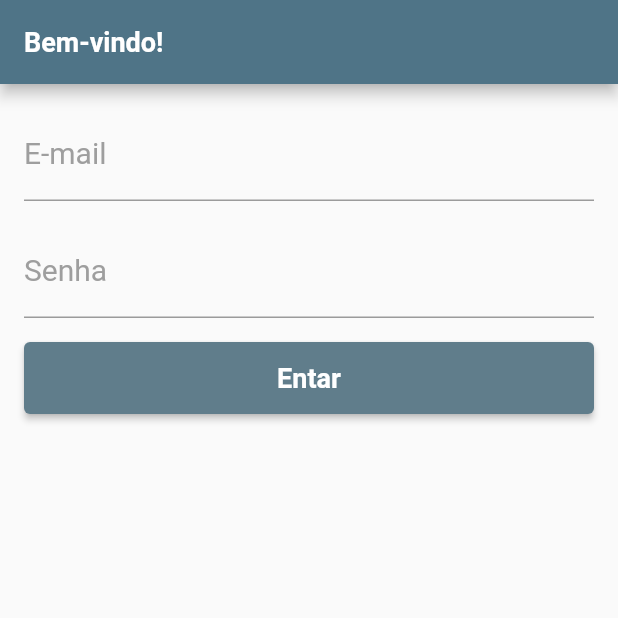
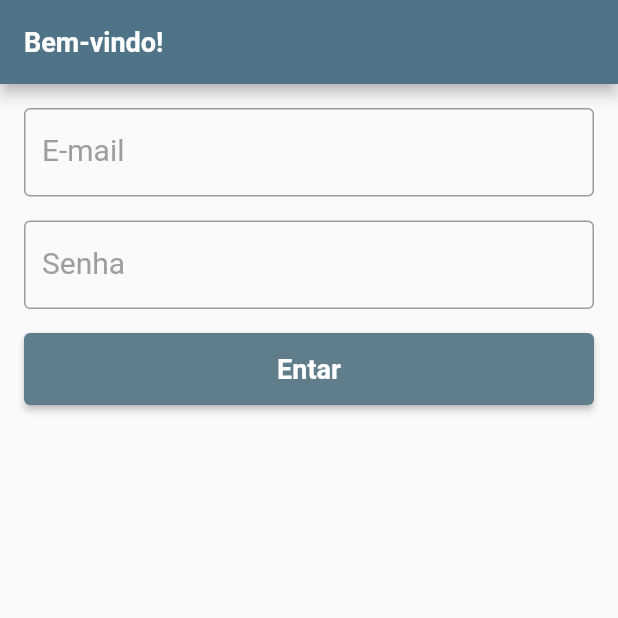
Before and after one commit to amandadetofol/CarsApp, a Flutter app: the screen it shows after launch, on a phone screen of 412 x 824 dp, the top half of it. Run offline on Flutter 3.47's test engine with Material 2 defaults, Android fonts, the phone set to English and light mode, and no system bars.

Commit message:
creating textfield and button components

```diff
--- a/lib/components/app_button.dart
+++ b/lib/components/app_button.dart
@@ -6,7 +6,10 @@ final class AppButton extends StatelessWidget {
   String text;
   VoidCallback onTap;
 
-  AppButton({super.key, required  this.text, required this.onTap});
+  AppButton({
+    super.key,
+    required  this.text,
+    required this.onTap});
 
   @override
   Widget build(BuildContext context){
--- a/lib/components/app_text_field.dart
+++ b/lib/components/app_text_field.dart
@@ -36,6 +36,9 @@ final class AppTextField extends StatelessWidget {
           fontSize: 16,
         ),
         decoration:  InputDecoration(
+          border: OutlineInputBorder(
+            borderSide: BorderSide(color: Colors.blueGrey),
+          ),
           focusedBorder: const OutlineInputBorder(
             borderSide: BorderSide(color: Colors.blueGrey)
           ),
```
